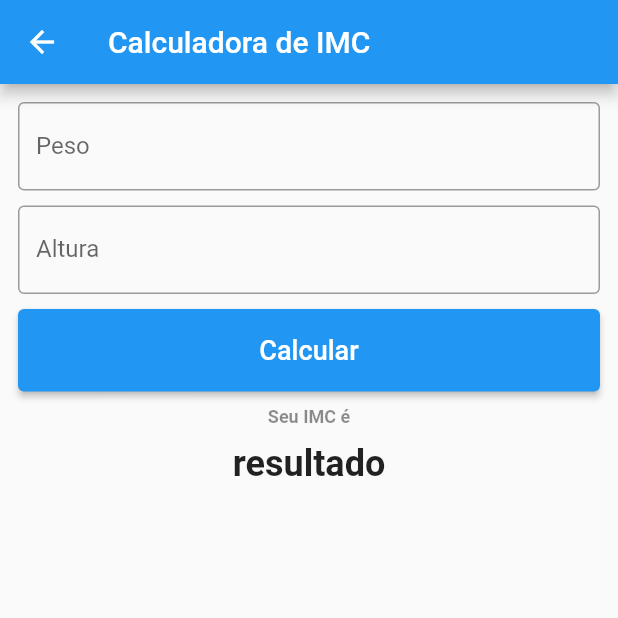
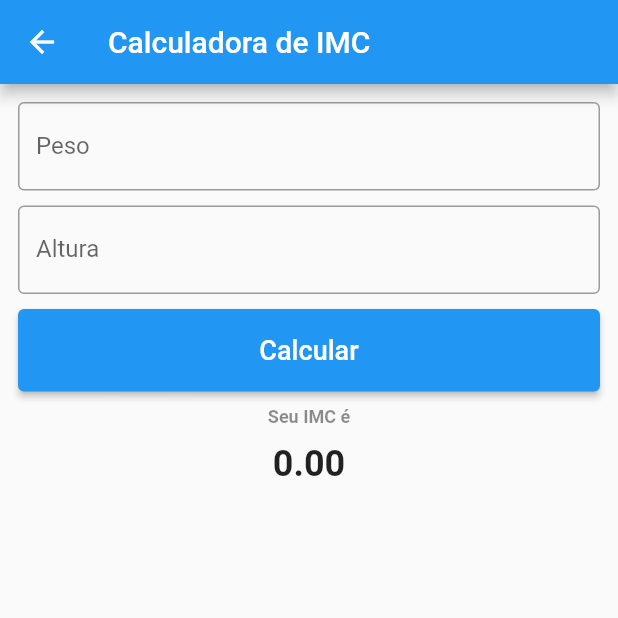
Before and after one commit to ericqueirozc/fteamtrainee, a Flutter app: the screen it shows after launch, after a tap on "IMC", on a phone screen of 412 x 824 dp, the top half of it. Run offline on Flutter 3.47's test engine with Material 2 defaults, Android fonts, the phone set to English and light mode, and no system bars.

Commit message:
começando cpf

```diff
--- a/lib/app/app_widget.dart
+++ b/lib/app/app_widget.dart
@@ -1,8 +1,9 @@
 import 'package:flutter/material.dart';
+import 'package:varios_apps/app/cpf/views/cpf_view.dart';
 
-import 'Home/Views/home_view.dart';
-import 'IMC/Views/imc_home_view.dart';
 import 'conversor_de_moeda/views/conversor_home_view.dart';
+import 'home/views/home_view.dart';
+import 'imc/views/imc_home_view.dart';
 
 class MyApp extends StatelessWidget {
   const MyApp({Key? key}) : super(key: key);
@@ -17,8 +18,9 @@ class MyApp extends StatelessWidget {
       ),
       routes: {
         '/': (context) => const HomeView(),
-        '/imc': (context) => const IMCHomeView(),
-        '/conversor': (context) => const CDMHomeView()
+        '/imc': (context) => const ImcHomeView(),
+        '/conversor': (context) => const ConversorHomeView(),
+        '/cpf': (context) => const CpfView()
       },
     );
   }
--- a/lib/app/home/views/home_view.dart
+++ b/lib/app/home/views/home_view.dart
@@ -9,11 +9,12 @@ class HomeView extends StatelessWidget {
       appBar: AppBar(
         title: Text("Meus APP's"),
       ),
-      body: Column(
+      body: SingleChildScrollView(
+        child: Column(
           children: [
             SizedBox(
               width: MediaQuery.of(context).size.width,
-            height: MediaQuery.of(context).size.height * .9,
+              height: MediaQuery.of(context).size.height * .87,
               child: ListView(
                 children: [
                   ListTile(
@@ -27,12 +28,19 @@ class HomeView extends StatelessWidget {
                     onTap: () {
                       Navigator.pushNamed(context, '/conversor');
                     },
+                  ),
+                  ListTile(
+                    title: Text("Validador de CPF"),
+                    onTap: () {
+                      Navigator.pushNamed(context, '/cpf');
+                    },
                   )
                 ],
               ),
             )
           ],
         ),
+      ),
     );
   }
 }
--- a/lib/app/imc/controllers/imc_home_controller.dart
+++ b/lib/app/imc/controllers/imc_home_controller.dart
@@ -1,6 +1,35 @@
 import 'package:flutter/cupertino.dart';
+import 'package:varios_apps/app/imc/models/imc_model.dart';
 
-class HomeController extends ChangeNotifier {
-  HomeController._();
-  HomeController instance = HomeController._();
+class ImcHomeController extends ChangeNotifier {
+  ImcHomeController._();
+  static ImcHomeController instance = ImcHomeController._();
+
+  //Variables
+  double result = 0.0;
+  TextEditingController pesoController = TextEditingController();
+  TextEditingController alturaController = TextEditingController();
+  double peso = 0.0;
+  double altura = 0.0;
+
+  //Methods
+  calcularImc() {
+    print("foi");
+    if (pesoController.text != "" && alturaController.text != "") {
+      peso = double.parse(pesoController.text);
+      altura = double.parse(alturaController.text);
+      result = peso / (altura * altura);
+      notifyListeners();
+    }
+  }
+
+  bool validate() {
+    try {
+      double.parse(pesoController.text);
+      double.parse(alturaController.text);
+      return true;
+    } catch (e) {
+      return false;
+    }
+  }
 }
--- a/lib/app/imc/models/person_model.dart
+++ /dev/null
@@ -1,6 +0,0 @@
-class Person {
-  String peso;
-  String altura;
-
-  Person({required this.peso, required this.altura}) {}
-}
--- a/lib/app/imc/views/imc_home_view.dart
+++ b/lib/app/imc/views/imc_home_view.dart
@@ -1,7 +1,15 @@
 import 'package:flutter/material.dart';
+import 'package:varios_apps/app/imc/controllers/imc_home_controller.dart';
 
-class IMCHomeView extends StatelessWidget {
-  const IMCHomeView({Key? key}) : super(key: key);
+class ImcHomeView extends StatefulWidget {
+  const ImcHomeView({Key? key}) : super(key: key);
+
+  @override
+  _ImcHomeViewState createState() => _ImcHomeViewState();
+}
+
+class _ImcHomeViewState extends State<ImcHomeView> {
+  final ImcHomeController controller = ImcHomeController.instance;
 
   @override
   Widget build(BuildContext context) {
@@ -9,20 +17,25 @@ class IMCHomeView extends StatelessWidget {
       appBar: AppBar(
         title: Text("Calculadora de IMC"),
       ),
-      body: Padding(
+      body: AnimatedBuilder(
+        animation: controller,
+        builder: (context, widget) => Padding(
           padding: const EdgeInsets.all(12.0),
+          child: Form(
             child: Column(
               children: [
-            TextField(
+                TextFormField(
+                  controller: controller.pesoController,
                   decoration: InputDecoration(
-                  label: Text("Peso"), border: OutlineInputBorder()),
+                      labelText: "Peso", border: OutlineInputBorder()),
                 ),
                 SizedBox(
                   height: 10,
                 ),
-            TextField(
+                TextFormField(
+                  controller: controller.alturaController,
                   decoration: InputDecoration(
-                  label: Text("Altura"), border: OutlineInputBorder()),
+                      labelText: "Altura", border: OutlineInputBorder()),
                 ),
                 SizedBox(
                   height: 10,
@@ -31,7 +44,9 @@ class IMCHomeView extends StatelessWidget {
                   width: double.infinity,
                   height: 55,
                   child: ElevatedButton(
-                  onPressed: () {},
+                      onPressed: () {
+                        controller.calcularImc();
+                      },
                       child: Text(
                         "Calcular",
                         style: TextStyle(fontSize: 18),
@@ -50,7 +65,10 @@ class IMCHomeView extends StatelessWidget {
                 SizedBox(
                   height: 10,
                 ),
-            Text("resultado",
+                Text(
+                    controller.result.toStringAsFixed(2) == "0.0"
+                        ? "Preencha os campos"
+                        : controller.result.toStringAsFixed(2),
                     style: TextStyle(
                         fontSize: 24,
                         fontWeight: FontWeight.w600,
@@ -58,6 +76,9 @@ class IMCHomeView extends StatelessWidget {
               ],
             ),
           ),
+        ),
+      ),
     );
+    ;
   }
 }
```
Also changed, not shown: lib/app/conversor_de_moeda/controllers/conversor_controller.dart (added, +53 -0 lines), lib/app/conversor_de_moeda/views/conversor_home_view.dart (+36 -8 lines), lib/app/cpf/controllers/cpf_controller.dart (added, +20 -0 lines), lib/app/cpf/models/cpf_model.dart (added, +53 -0 lines), lib/app/cpf/views/cpf_view.dart (added, +54 -0 lines), lib/app/imc/models/imc_model.dart (added, +7 -0 lines). Lines whose indentation alone changed are shown as unchanged.
